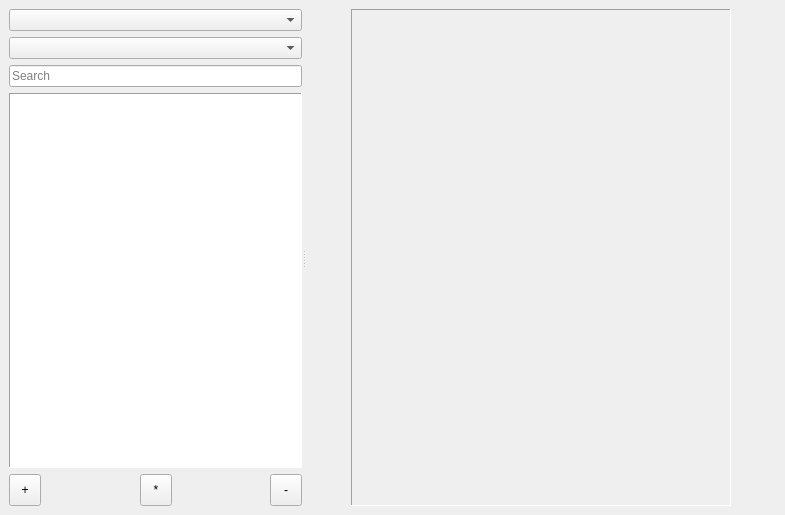
The window that mainwindow.ui (LibertaSoft/DatabaseAnime) describes before a commit, drawn with Qt 5.
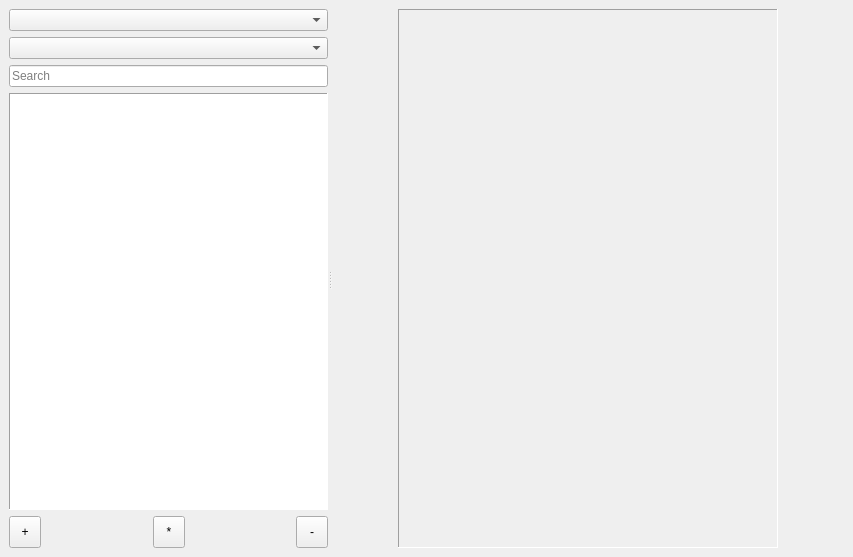
The same window after the commit. The open tabs and pages were chosen to show the change. Icons and pictures are not drawn. Custom widgets are drawn as their Qt base class.

The edit to the form file:
```diff
--- a/mainwindow.ui
+++ b/mainwindow.ui
@@ -6,8 +6,8 @@
    <rect>
     <x>0</x>
     <y>0</y>
-    <width>785</width>
-    <height>515</height>
+    <width>853</width>
+    <height>557</height>
    </rect>
   </property>
   <property name="windowTitle">
@@ -602,6 +602,15 @@
            </item>
            <item>
             <layout class="QVBoxLayout" name="VLay_Cover">
+             <property name="spacing">
+              <number>6</number>
+             </property>
+             <property name="topMargin">
+              <number>0</number>
+             </property>
+             <property name="rightMargin">
+              <number>0</number>
+             </property>
              <item>
               <widget class="StackWgt_MouseHideOver" name="StackWgt_CoverOrDir">
                <property name="sizePolicy">
```
Left out of the diff: 8 changed lines with no effect on the pictures.
